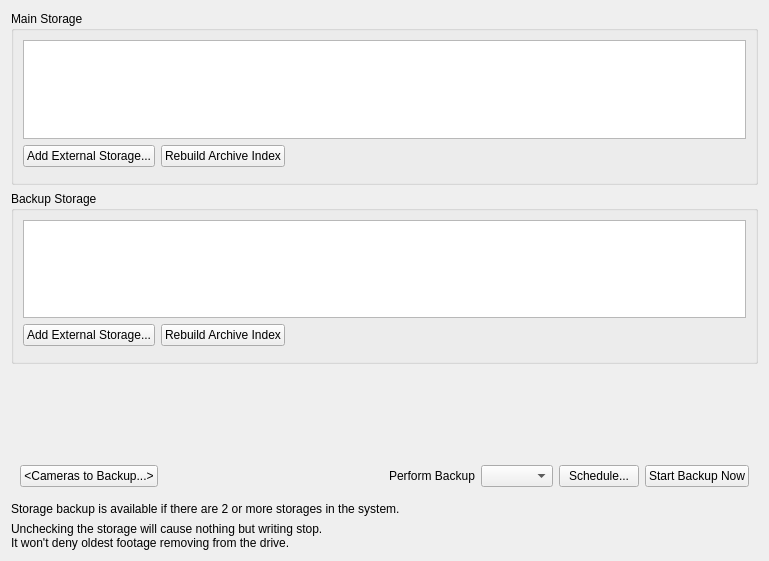
Qt form client/src/ui/widgets/properties/storage_config_widget.ui (networkoptix/nx_open) before a commit.
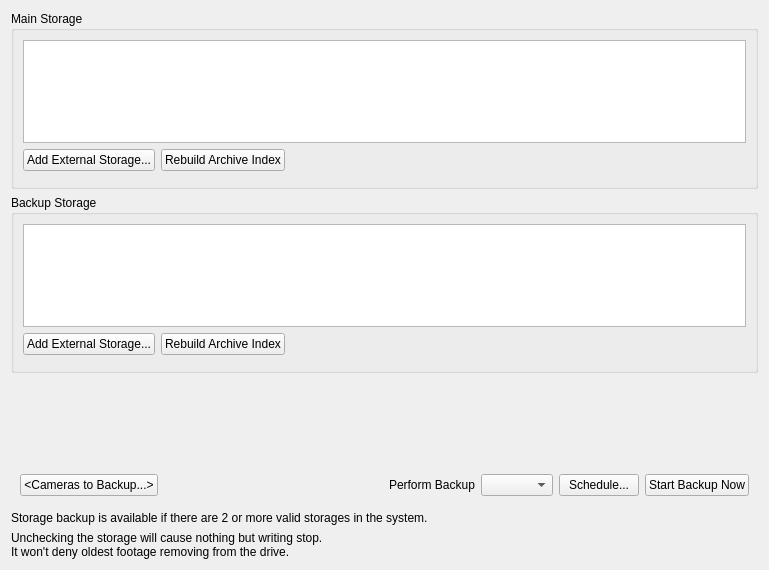
The same form after that commit. Custom widgets are drawn as their Qt base class.

Commit message:
VMS-1640: Warnings should not appear if user moves storage to backup group
VMS-1635: Improve button "Devices to Backup"

<==== Mercurial data ====>
Branch: dev_2.5.0_gui

Diff of the .ui file:
```diff
--- a/client/src/ui/widgets/properties/storage_config_widget.ui
+++ b/client/src/ui/widgets/properties/storage_config_widget.ui
@@ -7,10 +7,10 @@
     <x>0</x>
     <y>0</y>
     <width>769</width>
-    <height>561</height>
+    <height>570</height>
    </rect>
   </property>
-  <layout class="QVBoxLayout" name="verticalLayout_2" stretch="2,2,1,0,0">
+  <layout class="QVBoxLayout" name="verticalLayout_2" stretch="9,9,1,0,0">
    <item>
     <widget class="QGroupBox" name="storagesGroupBox">
      <property name="title">
@@ -291,7 +291,7 @@
    <item>
     <widget class="QLabel" name="backupOptionLabel">
      <property name="text">
-      <string>Storage backup is available if there are 2 or more storages in the system.</string>
+      <string>Storage backup is available if there are 2 or more valid storages in the system.</string>
      </property>
     </widget>
    </item>
```
Left out of the diff: 7 changed lines with no effect on the pictures. The commit also changes 8 other files.
